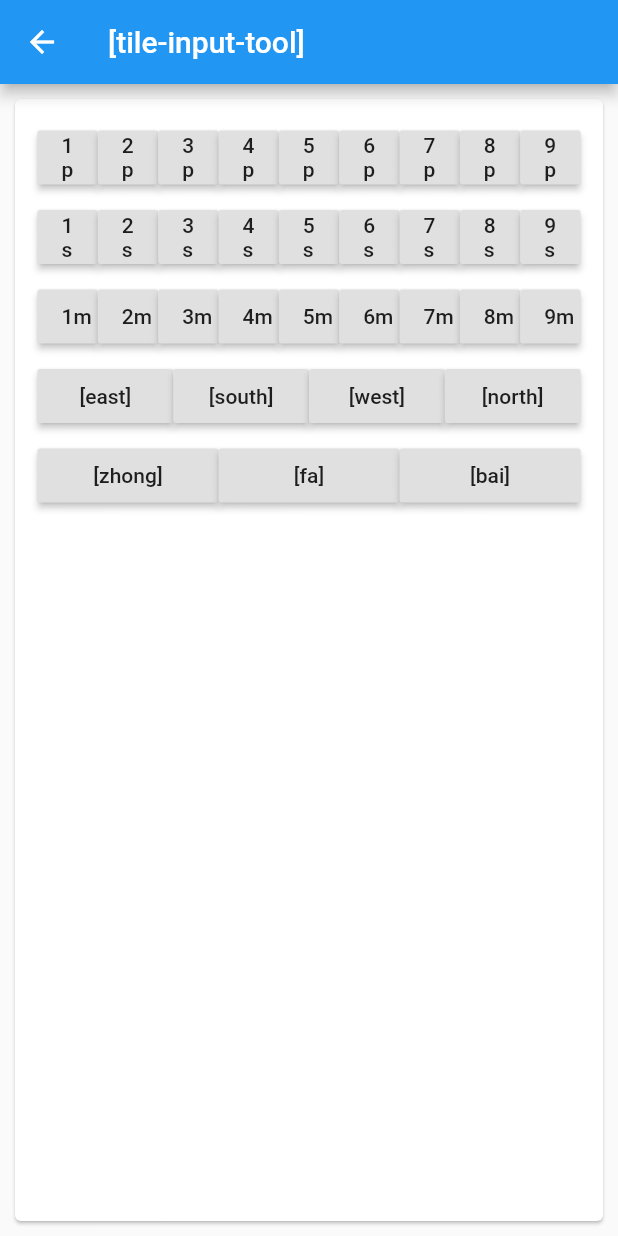
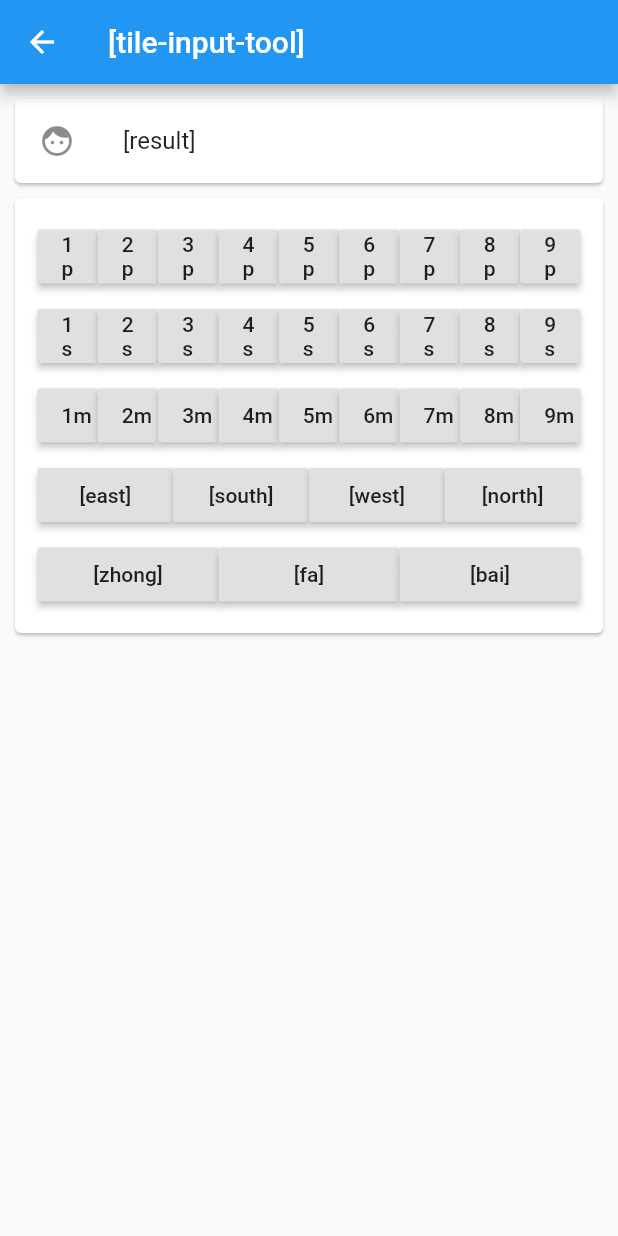
Before and after one commit to SudoLand/Tanyao, a Flutter app: the TileInputToolView screen opened directly, on a phone screen of 412 x 824 dp. Run offline on Flutter 3.47's test engine with Material 2 defaults, Android fonts, the phone set to English and light mode, and no system bars.

Commit message:
impe,ment hand entity, add result list

```diff
--- /dev/null
+++ b/lib/entity/hand.dart
@@ -0,0 +1,16 @@
+import 'package:tanyao/entity/mahjong.dart';
+
+class MahjongHand {
+  final Map<String, int> handMap = Map<String, int>();
+
+  MahjongHand() {
+    this.reset();
+  }
+
+  void reset() {
+    List<MahjongTile> tiles = MahjongTile.getAllAvailableTiles();
+    for (MahjongTile tile in tiles) {
+      this.handMap[tile.toString()] = 0;
+    }
+  }
+}
--- a/lib/entity/mahjong.dart
+++ b/lib/entity/mahjong.dart
@@ -62,4 +62,40 @@ class MahjongTile {
   int value;
 
   MahjongTile(this.type, this.value);
+
+  String toString() {
+    switch (this.type) {
+      case MahjongType.bamboo:
+        return "${this.value}s";
+      case MahjongType.character:
+        return "${this.value}m";
+      case MahjongType.dot:
+        return "${this.value}p";
+      case MahjongType.dragon:
+        switch (this.value) {
+          case 1:
+            return "zhong";
+          case 2:
+            return "fa";
+          case 3:
+            return "bai";
+        }
+        return "unknown";
+      case MahjongType.wind:
+        switch (this.value) {
+          case 1:
+            return "east";
+          case 2:
+            return "south";
+          case 3:
+            return "west";
+          case 4:
+            return "north";
+        }
+        return "unknown";
+      case MahjongType.flower:
+        return "flower";
+    }
+    return "unknown";
+  }
 }
--- a/lib/routes/common/tile-text.dart
+++ b/lib/routes/common/tile-text.dart
@@ -13,35 +13,13 @@ class TileTextView extends StatelessWidget {
 
     switch (this.tile.type) {
       case MahjongType.bamboo:
-        return Text("${this.tile.value}s");
       case MahjongType.character:
-        return Text("${this.tile.value}m");
       case MahjongType.dot:
-        return Text("${this.tile.value}p");
+        return Text(this.tile.toString());
       case MahjongType.dragon:
-        switch (this.tile.value) {
-          case 1:
-            return Text(coreLocalizations.getString("zhong"));
-          case 2:
-            return Text(coreLocalizations.getString("fa"));
-          case 3:
-            return Text(coreLocalizations.getString("bai"));
-        }
-        return Text(coreLocalizations.getString("unknown"));
       case MahjongType.wind:
-        switch (this.tile.value) {
-          case 1:
-            return Text(coreLocalizations.getString("east"));
-          case 2:
-            return Text(coreLocalizations.getString("south"));
-          case 3:
-            return Text(coreLocalizations.getString("west"));
-          case 4:
-            return Text(coreLocalizations.getString("north"));
-        }
-        return Text(coreLocalizations.getString("unknown"));
       case MahjongType.flower:
-        return Text(coreLocalizations.getString("flower"));
+        return Text(coreLocalizations.getString(this.tile.toString()));
     }
     return Text(coreLocalizations.getString("unknown"));
   }
--- a/lib/routes/tools/tile-input-tool.dart
+++ b/lib/routes/tools/tile-input-tool.dart
@@ -16,12 +16,31 @@ class _TileInputToolViewState extends State<TileInputToolView> {
       appBar: AppBar(
         title: coreLocalizations.getText("tile-input-tool"),
       ),
-      body: Card(
-        margin: const EdgeInsets.all(10.0),
-        child: Container(
-          padding: const EdgeInsets.all(15.0),
-          child: TileInputView(),
-        ),
+      body: Column(
+        children: [
+          Card(
+            margin: const EdgeInsets.only(
+              top: 10.0,
+              left: 10.0,
+              right: 10.0,
+            ),
+            child: Column(
+              children: [
+                ListTile(
+                  leading: Icon(Icons.face),
+                  title: coreLocalizations.getText("result"),
+                ),
+              ],
+            ),
+          ),
+          Card(
+            margin: const EdgeInsets.all(10.0),
+            child: Container(
+              padding: const EdgeInsets.all(15.0),
+              child: TileInputView(),
+            ),
+          ),
+        ],
       ),
     );
   }
```
